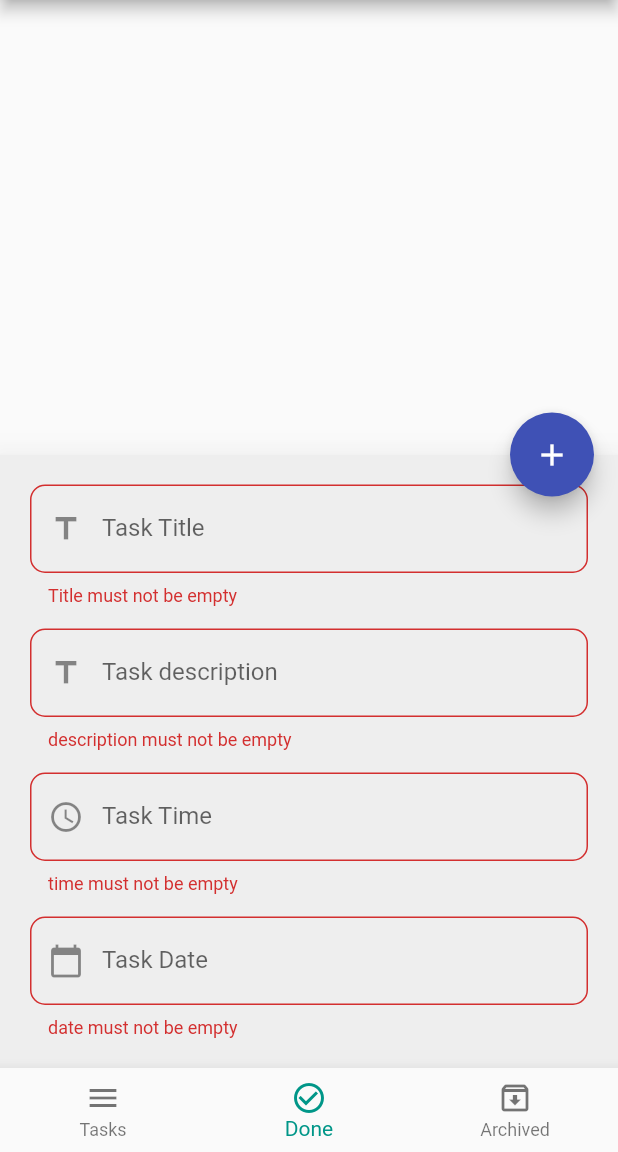
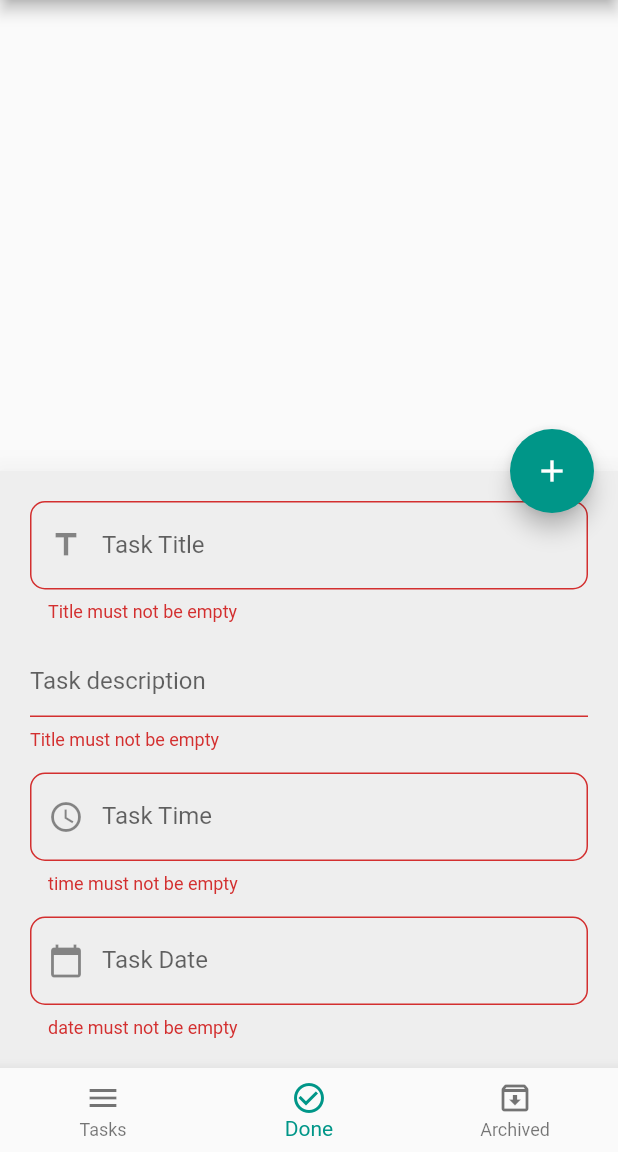
Before and after one commit to eslamreda55/TodoApp, a Flutter app: the screen it shows after launch, item 2 of the bottom bar chosen, after a tap on the "edit" icon, after a tap on the "add" icon, on a phone screen of 412 x 824 dp, the part 84-1236 px from its top. Run offline on Flutter 3.47's test engine with Material 2 defaults, Android fonts, the phone set to English and light mode, and no system bars; our stand-ins replace bloc, cloud_firestore, conditional_builder, firebase_auth, firebase_core, flutter_bloc and 2 more; accounts and stored records are empty.

Commit message:
second commit

```diff
--- a/lib/layout/home_layout.dart
+++ b/lib/layout/home_layout.dart
@@ -2,34 +2,38 @@ import 'package:conditional_builder/conditional_builder.dart';
 import 'package:flutter/material.dart';
 import 'package:flutter_bloc/flutter_bloc.dart';
 import 'package:intl/intl.dart';
-import 'package:todo_app/cubit/cubit.dart';
-import 'package:todo_app/cubit/states.dart';
+import 'package:todo_app/layout/cubit/cubit.dart';
+import 'package:todo_app/layout/cubit/states.dart';
 import 'package:todo_app/models/user/user_model.dart';
 import 'package:todo_app/shared/components/components.dart';
-import 'package:todo_app/shared/components/constants.dart';
+import 'package:todo_app/shared/components/constans.dart';
 
 class HomeLayout extends StatelessWidget {
-  var scaffoldKey = GlobalKey<ScaffoldState>();
 
-   UserModel userModel;
+  final scaffoldKey = GlobalKey<ScaffoldState>();
+  final formKey = GlobalKey<FormState>();
+
+  final titleController = TextEditingController();
+  final descriptionController = TextEditingController();
+  final timeController = TextEditingController();
+  final dateController = TextEditingController();
+
+  UserModel userModel;
    HomeLayout({
      this.userModel,
   }) ;
 
-  var formKey = GlobalKey<FormState>();
-
-  var titleController = TextEditingController();
-  var timeController = TextEditingController();
-  var dateController = TextEditingController();
-  var descriptionController = TextEditingController();
-
   @override
   Widget build(BuildContext context) {
-    return Builder(
-      builder: (context) {
-        return BlocConsumer<AppCubit, AppStates>(
-          listener: ( context,  states) {},
-          builder: ( context,  states) {
+    return BlocProvider(
+        create: (BuildContext context) => AppCubit()..createDatabase(),
+        child: BlocConsumer<AppCubit, AppStates>(
+          listener: (BuildContext context, AppStates states) {
+            if (State is AppInsertDataBaseState) {
+              Navigator.pop(context);
+            }
+          },
+          builder: (BuildContext context, AppStates states) {
             AppCubit cubit = AppCubit.get(context);
             return Scaffold(
               key: scaffoldKey,
@@ -53,21 +57,19 @@ class HomeLayout extends StatelessWidget {
                 ]
                 ),
               body: ConditionalBuilder(
-                condition:true ,//State is! AppGetDataBaseLoadingState,
+                condition: State is! AppGetDataBaseLoadingState,
                 builder: (context) => cubit.screens[cubit.currentIndex],
                 fallback: (context) =>
                     Center(child: CircularProgressIndicator()),
               ),
               floatingActionButton: FloatingActionButton(
-                backgroundColor: Colors.indigo,
                 onPressed: () {
                   if (cubit.isBottomSheetShown) {
                     if (formKey.currentState.validate()) {
-                      cubit.createNewTask(
-                        description: descriptionController.text,
-                        date: dateController.text,
-                        time: timeController.text,
-                        title: titleController.text,
+                      cubit.insertToDatabase(
+                          title: titleController.text,
+                          time: timeController.text,
+                          date: dateController.text,
                           );
                           Navigator.pop(context);
                           descriptionController.clear();
@@ -78,7 +80,6 @@ class HomeLayout extends StatelessWidget {
                           icon: Icons.edit,
                           isShow: false,
                           );
-
                     }
                   } else {
                     scaffoldKey.currentState
@@ -94,7 +95,6 @@ class HomeLayout extends StatelessWidget {
                                   defaultFormField(
                                       controller: titleController,
                                       type: TextInputType.text,
-                                      prefixIcon:  Icons.title ,
                                       validate: (String value) {
                                         if (value.isEmpty) {
                                           return "Title must not be empty";
@@ -102,23 +102,23 @@ class HomeLayout extends StatelessWidget {
                                         return null;
                                       },
                                       label: "Task Title",
-                                      ),
-                                      SizedBox(height: 15),
-                                      defaultFormField(
-                                      prefixIcon: Icons.title ,
-                                      controller: descriptionController,
-                                      type: TextInputType.text,
-                                      validate: (String value) {
-                                        if (value.isEmpty) {
-                                          return "description must not be empty";
-                                        }
-                                        return null;
-                                      },
-                                      label: "Task description",
-                                      ),
+                                      prefixIcon: Icons.title),
+                                  SizedBox(height: 15),
+                                  TextFormField(
+                                    controller: descriptionController,
+                                    decoration: InputDecoration(
+                                      hintText: 'Task description',
+                                    ),
+                                    validator:  (String value)
+                                    {
+                                     if (value.isEmpty) {
+                                        return "Title must not be empty";
+                                      }
+                                      return null;
+                                    } ,
+                                  ),
                                   SizedBox(height: 15),
                                   defaultFormField(
-                                      prefixIcon: Icons.watch_later_outlined,
                                       controller: timeController,
                                       type: TextInputType.datetime,
                                       onTab: () {
@@ -126,8 +126,7 @@ class HomeLayout extends StatelessWidget {
                                           context: context,
                                           initialTime: TimeOfDay.now(),
                                         ).then((value) => timeController.text =
-                                            value.format(context)
-                                            );
+                                            value.format(context));
                                       },
                                       validate: (String value) {
                                         if (value.isEmpty) {
@@ -136,10 +135,9 @@ class HomeLayout extends StatelessWidget {
                                         return null;
                                       },
                                       label: "Task Time",
-                                      ),
+                                      prefixIcon: Icons.watch_later_outlined),
                                   SizedBox(height: 15),
                                   defaultFormField(
-                                      prefixIcon: Icons.calendar_today ,
                                       controller: dateController,
                                       type: TextInputType.datetime,
                                       onTab: () {
@@ -148,14 +146,11 @@ class HomeLayout extends StatelessWidget {
                                                 initialDate: DateTime.now(),
                                                 firstDate: DateTime.now(),
                                                 lastDate: DateTime.parse(
-                                                    '2022-05-09',
-                                                    ),
-                                                    )
+                                                    '2022-05-09'))
                                             .then((value) =>
                                                 dateController.text =
                                                     DateFormat.yMMMd()
-                                                        .format(value)
-                                                        );
+                                                        .format(value));
                                       },
                                       validate: (String value) {
                                         if (value.isEmpty) {
@@ -164,7 +159,7 @@ class HomeLayout extends StatelessWidget {
                                         return null;
                                       },
                                       label: "Task Date",
-                                      ),
+                                      prefixIcon: Icons.calendar_today),
                                 ],
                               ),
                             ),
@@ -174,8 +169,7 @@ class HomeLayout extends StatelessWidget {
                         .closed
                         .then((value) {
                       cubit.changeBottomSheetState(
-                          isShow: false, icon: Icons.edit
-                          );
+                          isShow: false, icon: Icons.edit);
                     });
 
                     cubit.changeBottomSheetState(isShow: true, icon: Icons.add);
@@ -188,6 +182,9 @@ class HomeLayout extends StatelessWidget {
                 currentIndex: cubit.currentIndex,
                 onTap: (index) {
                   cubit.changeIndex(index);
+                  // setState(() {
+                  //   currentIndex = index;
+                  // });
                 },
                 items: [
                   BottomNavigationBarItem(
@@ -206,8 +203,6 @@ class HomeLayout extends StatelessWidget {
               ),
             );
           },
-        );
-      }
-    );
+        ));
   }
 }
--- a/lib/main.dart
+++ b/lib/main.dart
@@ -2,13 +2,11 @@ import 'package:bloc/bloc.dart';
 import 'package:firebase_core/firebase_core.dart';
 import 'package:flutter/material.dart';
 import 'package:flutter_bloc/flutter_bloc.dart';
-import 'package:todo_app/cubit/cubit.dart';
+import 'package:todo_app/layout/cubit/cubit.dart';
 import 'package:todo_app/layout/home_layout.dart';
 import 'package:todo_app/modules/login/login_screen.dart';
-import 'package:todo_app/modules/register/register_screen.dart';
-import 'package:todo_app/modules/task_test/task_test.dart';
 import 'package:todo_app/shared/bloc_observer.dart';
-import 'package:todo_app/shared/components/constants.dart';
+import 'package:todo_app/shared/components/constans.dart';
 import 'package:todo_app/shared/network/local/cash_helper.dart';
 
 
@@ -42,7 +40,7 @@ class MyApp extends StatelessWidget {
   @override
   Widget build(BuildContext context) {
     return BlocProvider(
-      create: (context) => AppCubit()..getUserData()..getTasks(),
+      create: (context) => AppCubit()..getUserData(),
       child: MaterialApp(
         debugShowCheckedModeBanner: false,
         title: 'Todo app',
--- a/lib/modules/done_tasks/done_tasks.dart
+++ b/lib/modules/done_tasks/done_tasks.dart
@@ -1,9 +1,7 @@
-
-
 import 'package:flutter/material.dart';
 import 'package:flutter_bloc/flutter_bloc.dart';
-import 'package:todo_app/cubit/cubit.dart';
-import 'package:todo_app/cubit/states.dart';
+import 'package:todo_app/layout/cubit/cubit.dart';
+import 'package:todo_app/layout/cubit/states.dart';
 import 'package:todo_app/shared/components/components.dart';
 
 class DoneTasksScreen extends StatelessWidget {
@@ -12,10 +10,9 @@ class DoneTasksScreen extends StatelessWidget {
     return BlocConsumer<AppCubit, AppStates>(
       listener: (context, state) {},
       builder: (context, state) {
-        //var tasks = AppCubit.get(context).doneTasks;
-        return tasksConditionBuilder(AppCubit.get(context).tasks ,context);
+        var tasks = AppCubit.get(context).doneTasks;
+        return tasksConditionBuilder(tasks: tasks);
       },
-
     );
   }
 }
--- a/lib/modules/login/cubit/cubit.dart
+++ b/lib/modules/login/cubit/cubit.dart
@@ -32,6 +32,11 @@ class LoginCubit extends Cubit<LoginStates>
       });
   }
 
+  // void signOut()
+  // {
+  //   FirebaseAuth.instance.signOut();
+  // }
+
   IconData suffix= Icons.remove_red_eye_rounded;
 
   bool isPassword=true;
--- a/lib/modules/new_tasks/new_tasks.dart
+++ b/lib/modules/new_tasks/new_tasks.dart
@@ -1,20 +1,19 @@
 import 'package:flutter/cupertino.dart';
 import 'package:flutter/material.dart';
 import 'package:flutter_bloc/flutter_bloc.dart';
-import 'package:todo_app/cubit/cubit.dart';
-import 'package:todo_app/cubit/states.dart';
+import 'package:todo_app/layout/cubit/cubit.dart';
+import 'package:todo_app/layout/cubit/states.dart';
 import 'package:todo_app/shared/components/components.dart';
 
 class NewTasksScreen extends StatelessWidget {
   @override
   Widget build(BuildContext context) {
     return BlocConsumer<AppCubit, AppStates>(
-      listener: (context, state) {},
       builder: (context, state) {
         var tasks = AppCubit.get(context).newTasks;
-        return tasksConditionBuilder(tasks ,context);
+        return tasksConditionBuilder(tasks: tasks);
       },
-
+      listener: (context, state) {},
     );
   }
 }
```
Also changed, not shown: lib/layout/cubit/cubit.dart (renamed from lib/cubit/cubit.dart, +3 -69 lines), lib/modules/archived_tasks/archived_tasks.dart (+3 -5 lines), lib/modules/login/login_screen.dart (+1 -9 lines), lib/modules/task_test/task_test.dart (deleted, +0 -95 lines), lib/shared/components/components.dart (+73 -136 lines), lib/layout/cubit/states.dart (line endings or trailing spaces), lib/modules/onboarding/onboarding_screen.dart (deleted), lib/shared/components/constans.dart (renamed from lib/shared/components/constants.dart).
